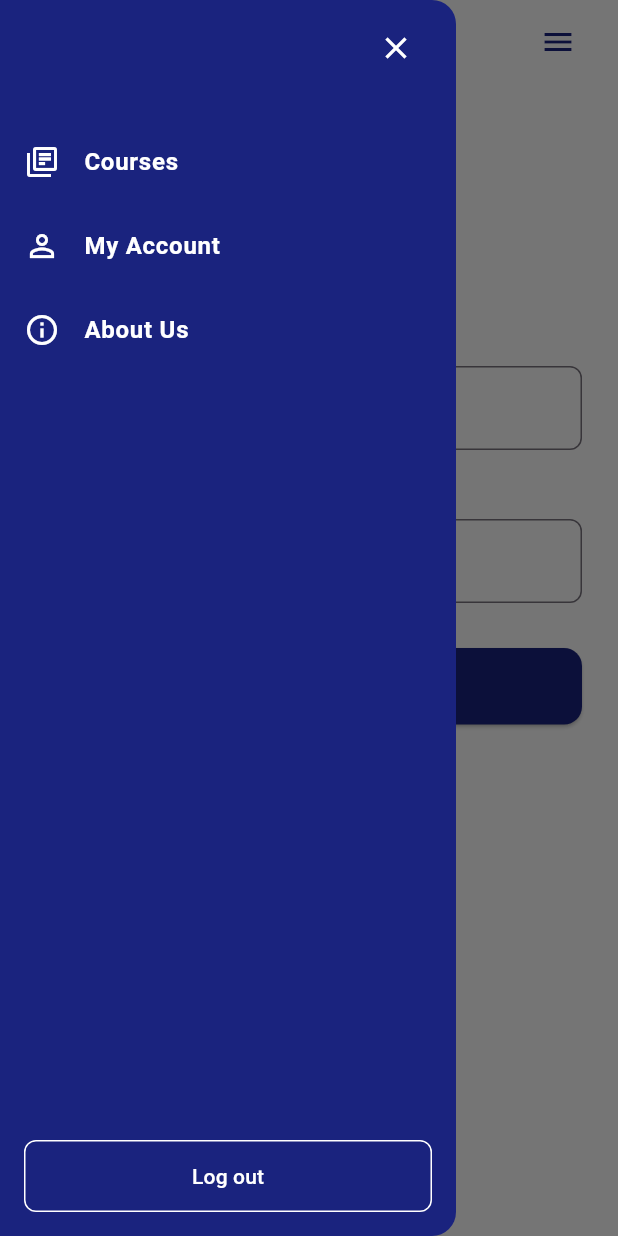
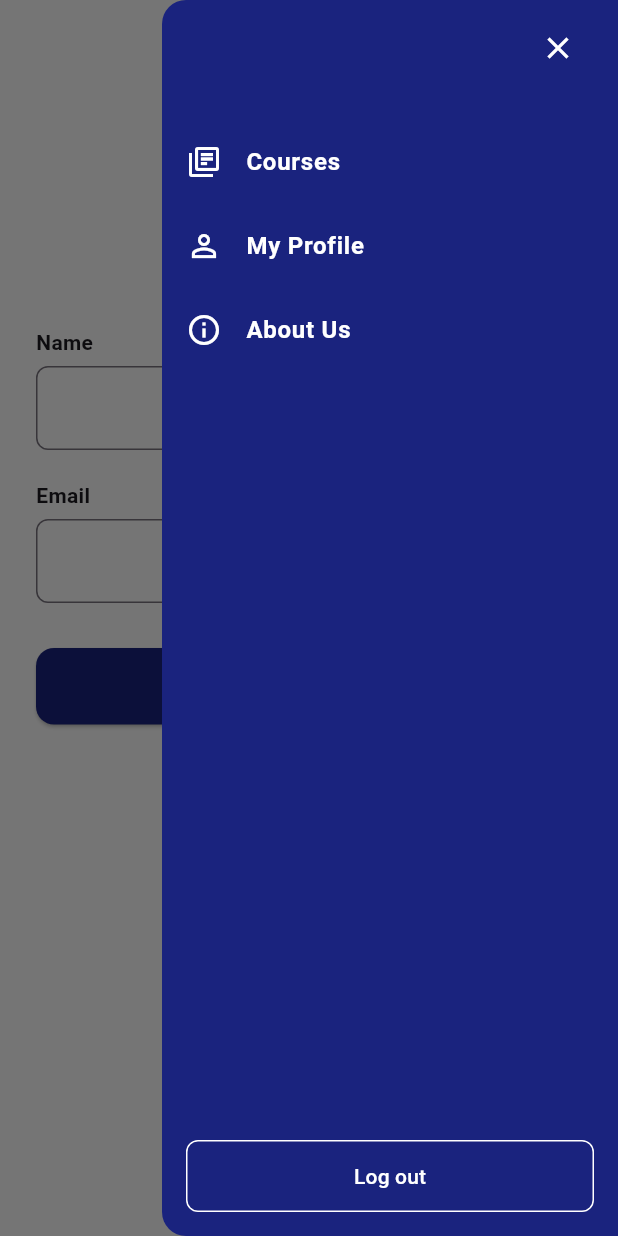
Before and after one commit to yazeed-zakarneh/Markly-App, a Flutter app: the ProfileScreen screen opened directly, with the side drawer open, on a phone screen of 412 x 824 dp. Run offline on Flutter 3.47's test engine with Material 3 defaults, Android fonts, the phone set to English and light mode, and no system bars; our stand-ins replace cloud_firestore, firebase_auth, firebase_core, firebase_storage, google_sign_in, image_picker; accounts and stored records are empty.

Commit message:
Menu and arrow back buttons are Working

```diff
--- a/lib/screens/profile_screen.dart
+++ b/lib/screens/profile_screen.dart
@@ -190,19 +190,11 @@ class _ProfileScreenState extends State<ProfileScreen> {
     return Scaffold(
       backgroundColor: Colors.white,
       // Add the CustomDrawer to the Scaffold
-      drawer: CustomDrawer(onClose: () => Navigator.pop(context)), // Assuming CustomDrawer is imported
+      endDrawer: CustomDrawer(onClose: () => Navigator.pop(context)), // Assuming CustomDrawer is imported
       appBar: AppBar(
         backgroundColor: Colors.white,
         elevation: 0,
-        automaticallyImplyLeading: false,
-        title: Row(
-          children: [
-            IconButton(
-              icon: const Icon(Icons.arrow_back, color: Color(0xFF1A237E)),
-              onPressed: () => Navigator.pop(context),
-            ),
-            const Spacer(),
-            const Text(
+        title: Text(
           'Profile',
           style: TextStyle(
             fontSize: 18,
@@ -210,18 +202,7 @@ class _ProfileScreenState extends State<ProfileScreen> {
             fontWeight: FontWeight.bold,
           ),
         ),
-            const Spacer(),
-            // This Builder is correctly providing the context for Scaffold.of
-            Builder(
-              builder: (context) => IconButton(
-                icon: const Icon(Icons.menu, color: Color(0xFF1A237E)),
-                onPressed: () {
-                  Scaffold.of(context).openDrawer(); // UNCOMMENTED THIS LINE
-                },
-              ),
-            ),
-          ],
-        ),
+        centerTitle: true,
       ),
       body: SingleChildScrollView(
         child: Padding(
--- a/lib/widgets/custom_drawer.dart
+++ b/lib/widgets/custom_drawer.dart
@@ -49,10 +49,10 @@ class CustomDrawer extends StatelessWidget {
             ),
             _DrawerItem(
               icon: Icons.person_outline,
-              text: 'My Account',
+              text: 'My Profile',
               onTap: () {
                 Navigator.pop(context);
-                Navigator.push(
+                Navigator.pushReplacement(
                   context,
                   MaterialPageRoute(builder: (_) => const ProfileScreen()),
                 );
@@ -63,7 +63,7 @@ class CustomDrawer extends StatelessWidget {
               text: 'About Us',
               onTap: () {
                 Navigator.pop(context);
-                Navigator.push(
+                Navigator.pushReplacement(
                   context,
                   MaterialPageRoute(builder: (_) => const AboutUsScreen()),
                 );
```
Also changed, not shown: lib/main.dart (+29 -9 lines), lib/screens/about_us_screen.dart (+2 -14 lines), lib/screens/exam_list_screen.dart (+5 -21 lines), lib/screens/home_screen.dart (+3 -17 lines), lib/screens/question_detail_screen.dart (+3 -19 lines), lib/screens/questions_screen.dart (+5 -21 lines), lib/screens/student_screen.dart (+4 -7 lines), 1 other file. Lines whose indentation alone changed are shown as unchanged.
